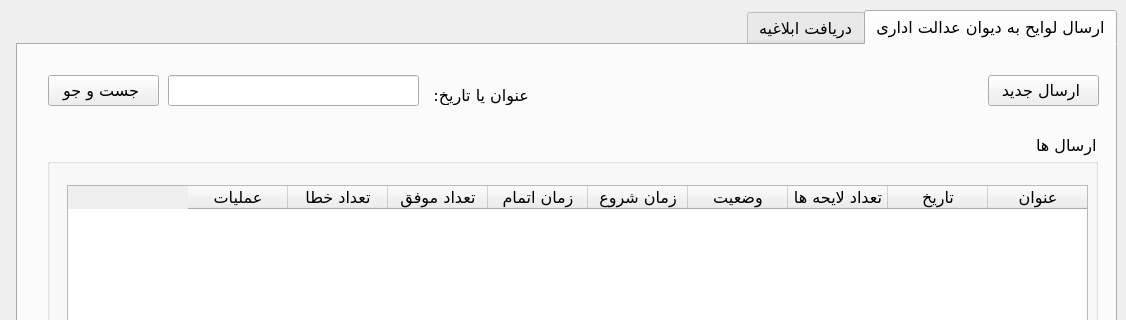
First picture: the form in gui/MainWindow.ui, repository bourbour619/sana_asansaz_bot, before the edit; both pictures show x 0 to 1126 and y 0 to 320 of the 1126 by 627 pixel window.
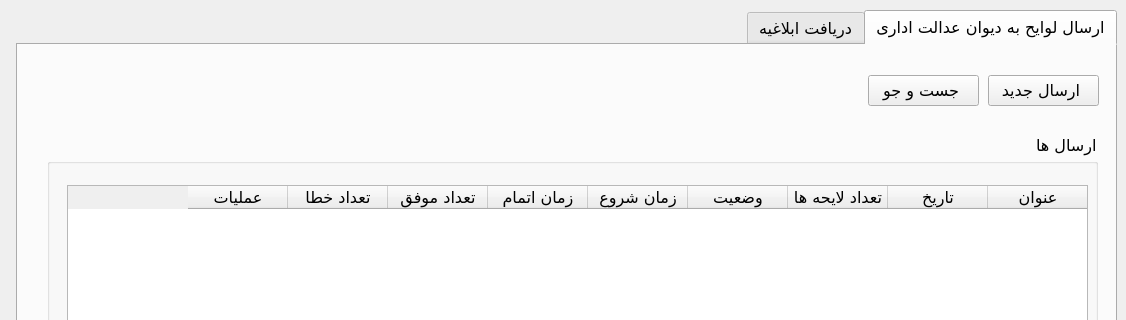
Second picture: the form after the edit.

```diff
--- a/gui/MainWindow.ui
+++ b/gui/MainWindow.ui
@@ -182,7 +182,7 @@
     <widget class="QPushButton" name="searchBtn">
      <property name="geometry">
       <rect>
-       <x>30</x>
+       <x>850</x>
        <y>30</y>
        <width>111</width>
        <height>31</height>
@@ -210,29 +210,6 @@
       <bool>false</bool>
      </property>
     </widget>
-    <widget class="QLineEdit" name="searchInput">
-     <property name="geometry">
-      <rect>
-       <x>150</x>
-       <y>30</y>
-       <width>251</width>
-       <height>31</height>
-      </rect>
-     </property>
-    </widget>
-    <widget class="QLabel" name="searchLabel">
-     <property name="geometry">
-      <rect>
-       <x>410</x>
-       <y>40</y>
-       <width>101</width>
-       <height>20</height>
-      </rect>
-     </property>
-     <property name="text">
-      <string>عنوان یا تاریخ:</string>
-     </property>
-    </widget>
    </widget>
    <widget class="QWidget" name="fetchEblagh">
     <attribute name="title">
```
